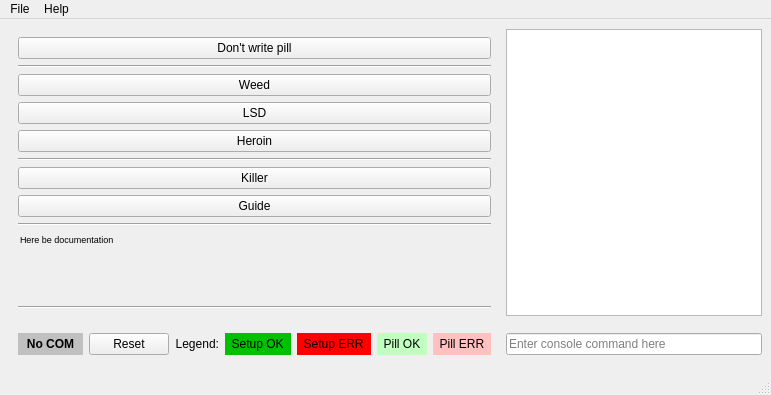
The window that MeshConsole/PillControl.ui (Kreyl/armlet) describes before a commit, drawn with Qt 5.
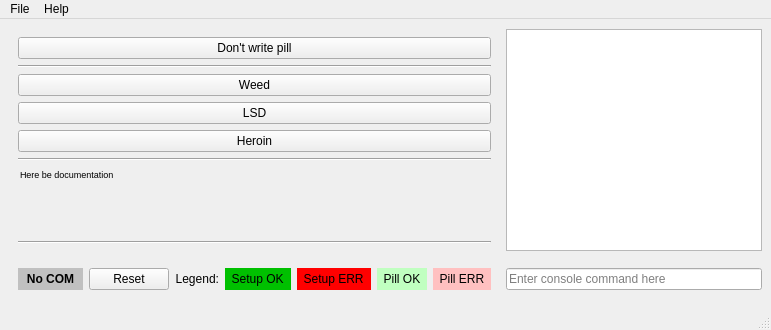
The same window after the commit. Icons and pictures are not drawn. Custom widgets are drawn as their Qt base class.

```diff
--- a/MeshConsole/PillControl.ui
+++ b/MeshConsole/PillControl.ui
@@ -257,28 +257,7 @@
         </widget>
        </item>
        <item>
-        <widget class="Line" name="line_2">
-         <property name="orientation">
-          <enum>Qt::Horizontal</enum>
-         </property>
-        </widget>
-       </item>
-       <item>
-        <widget class="CommandButton" name="killerButton">
-         <property name="text">
-          <string>Killer</string>
-         </property>
-        </widget>
-       </item>
-       <item>
-        <widget class="CommandButton" name="guideButton">
-         <property name="text">
-          <string>Guide</string>
-         </property>
-        </widget>
-       </item>
-       <item>
-        <widget class="Line" name="lineTop">
+        <widget class="Line" name="line2">
          <property name="orientation">
           <enum>Qt::Horizontal</enum>
          </property>
@@ -296,14 +275,6 @@
           <bool>true</bool>
          </property>
          <widget class="QLabel" name="documentationLabel">
-          <property name="geometry">
-           <rect>
-            <x>0</x>
-            <y>0</y>
-            <width>436</width>
-            <height>244</height>
-           </rect>
-          </property>
           <property name="sizePolicy">
            <sizepolicy hsizetype="Expanding" vsizetype="Expanding">
             <horstretch>0</horstretch>
```
Left out of the diff: 16 changed lines with no effect on the pictures.
